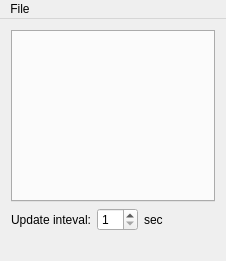
Qt form qutefan/qutefan.ui (loathingKernel/Qutefan) before a commit.
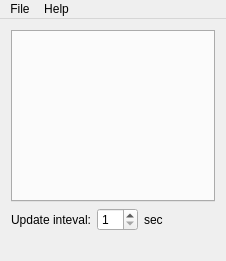
The same form after that commit. Icons and pictures are not drawn.

Commit message: Added About and About Qt menus

What changed in the file:
```diff
--- a/qutefan/qutefan.ui
+++ b/qutefan/qutefan.ui
@@ -99,7 +99,16 @@
     <addaction name="separator"/>
     <addaction name="actionQuit"/>
    </widget>
+   <widget class="QMenu" name="menuHelp">
+    <property name="title">
+     <string>Help</string>
+    </property>
+    <addaction name="separator"/>
+    <addaction name="actionAbout"/>
+    <addaction name="actionAboutQt"/>
+   </widget>
    <addaction name="menuFile"/>
+   <addaction name="menuHelp"/>
   </widget>
   <action name="actionQuit">
    <property name="text">
```
Left out of the diff: 10 changed lines with no effect on the pictures. The commit also changes 2 other files.
